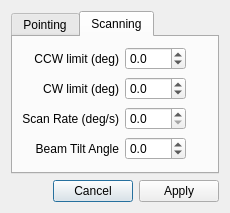
This is src/hcrgui/AntennaModeDialog.ui in NCAR/HCR_instrument as Qt 5 draws it before an edit. The edited form follows.
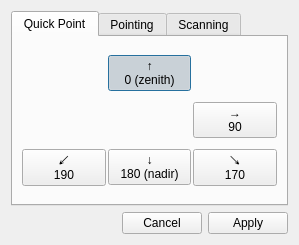
This is the edited form. Icons and pictures are not drawn.

Commit message: Add quick pointing tab to AntennaModeDialog

The edit to the form file:
```diff
--- a/src/hcrgui/AntennaModeDialog.ui
+++ b/src/hcrgui/AntennaModeDialog.ui
@@ -6,8 +6,8 @@
    <rect>
     <x>0</x>
     <y>0</y>
-    <width>230</width>
-    <height>213</height>
+    <width>299</width>
+    <height>245</height>
    </rect>
   </property>
   <property name="windowTitle">
@@ -16,9 +16,189 @@
   <layout class="QVBoxLayout" name="verticalLayout">
    <item>
     <widget class="QTabWidget" name="tabWidget">
+     <property name="autoFillBackground">
+      <bool>false</bool>
+     </property>
+     <property name="styleSheet">
+      <string notr="true"/>
+     </property>
      <property name="currentIndex">
-      <number>1</number>
+      <number>0</number>
      </property>
+     <widget class="QWidget" name="quickPointTab">
+      <property name="sizePolicy">
+       <sizepolicy hsizetype="Minimum" vsizetype="Preferred">
+        <horstretch>0</horstretch>
+        <verstretch>0</verstretch>
+       </sizepolicy>
+      </property>
+      <attribute name="title">
+       <string>Quick Point</string>
+      </attribute>
+      <layout class="QGridLayout" name="gridLayout_3">
+       <property name="spacing">
+        <number>2</number>
+       </property>
+       <item row="1" column="1">
+        <widget class="QLabel" name="planeImage">
+         <property name="sizePolicy">
+          <sizepolicy hsizetype="Minimum" vsizetype="Preferred">
+           <horstretch>0</horstretch>
+           <verstretch>0</verstretch>
+          </sizepolicy>
+         </property>
+         <property name="minimumSize">
+          <size>
+           <width>0</width>
+           <height>0</height>
+          </size>
+         </property>
+         <property name="styleSheet">
+          <string notr="true"/>
+         </property>
+         <property name="text">
+          <string/>
+         </property>
+         <property name="pixmap">
+          <pixmap>horizon.png</pixmap>
+         </property>
+         <property name="alignment">
+          <set>Qt::AlignCenter</set>
+         </property>
+        </widget>
+       </item>
+       <item row="0" column="1">
+        <widget class="QPushButton" name="zenithButton">
+         <property name="sizePolicy">
+          <sizepolicy hsizetype="Minimum" vsizetype="Fixed">
+           <horstretch>0</horstretch>
+           <verstretch>0</verstretch>
+          </sizepolicy>
+         </property>
+         <property name="mouseTracking">
+          <bool>false</bool>
+         </property>
+         <property name="toolTip">
+          <string>zenith pointing</string>
+         </property>
+         <property name="whatsThis">
+          <string/>
+         </property>
+         <property name="text">
+          <string>↑
+0 (zenith)</string>
+         </property>
+         <property name="checkable">
+          <bool>true</bool>
+         </property>
+         <property name="checked">
+          <bool>true</bool>
+         </property>
+         <property name="autoExclusive">
+          <bool>true</bool>
+         </property>
+        </widget>
+       </item>
+       <item row="1" column="2">
+        <widget class="QPushButton" name="horizontalButton">
+         <property name="sizePolicy">
+          <sizepolicy hsizetype="Minimum" vsizetype="Fixed">
+           <horstretch>0</horstretch>
+           <verstretch>0</verstretch>
+          </sizepolicy>
+         </property>
+         <property name="toolTip">
+          <string>horizontal pointing (right)</string>
+         </property>
+         <property name="text">
+          <string>→
+90</string>
+         </property>
+         <property name="checkable">
+          <bool>true</bool>
+         </property>
+         <property name="autoExclusive">
+          <bool>true</bool>
+         </property>
+        </widget>
+       </item>
+       <item row="2" column="0">
+        <widget class="QPushButton" name="ssCal190Button">
+         <property name="sizePolicy">
+          <sizepolicy hsizetype="Minimum" vsizetype="Fixed">
+           <horstretch>0</horstretch>
+           <verstretch>0</verstretch>
+          </sizepolicy>
+         </property>
+         <property name="minimumSize">
+          <size>
+           <width>1</width>
+           <height>0</height>
+          </size>
+         </property>
+         <property name="toolTip">
+          <string>sea surface calibration (190)</string>
+         </property>
+         <property name="text">
+          <string>↙
+190</string>
+         </property>
+         <property name="checkable">
+          <bool>true</bool>
+         </property>
+         <property name="autoExclusive">
+          <bool>true</bool>
+         </property>
+        </widget>
+       </item>
+       <item row="2" column="1">
+        <widget class="QPushButton" name="nadirButton">
+         <property name="sizePolicy">
+          <sizepolicy hsizetype="Minimum" vsizetype="Fixed">
+           <horstretch>0</horstretch>
+           <verstretch>0</verstretch>
+          </sizepolicy>
+         </property>
+         <property name="toolTip">
+          <string>nadir pointing</string>
+         </property>
+         <property name="text">
+          <string>↓
+180 (nadir)</string>
+         </property>
+         <property name="checkable">
+          <bool>true</bool>
+         </property>
+         <property name="autoExclusive">
+          <bool>true</bool>
+         </property>
+        </widget>
+       </item>
+       <item row="2" column="2">
+        <widget class="QPushButton" name="ssCal170Button">
+         <property name="sizePolicy">
+          <sizepolicy hsizetype="Minimum" vsizetype="Fixed">
+           <horstretch>0</horstretch>
+           <verstretch>0</verstretch>
+          </sizepolicy>
+         </property>
+         <property name="toolTip">
+          <string>sea surface calibration (170)</string>
+         </property>
+         <property name="text">
+          <string>↘
+170</string>
+         </property>
+         <property name="checkable">
+          <bool>true</bool>
+         </property>
+         <property name="autoExclusive">
+          <bool>true</bool>
+         </property>
+        </widget>
+       </item>
+      </layout>
+     </widget>
      <widget class="QWidget" name="pointingTab">
       <attribute name="title">
        <string>Pointing</string>
```
The commit also changes 2 other files.
